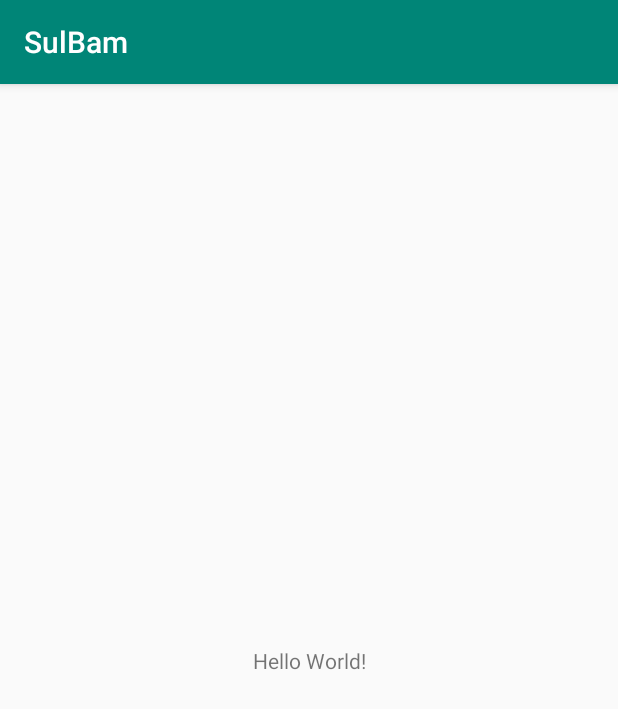
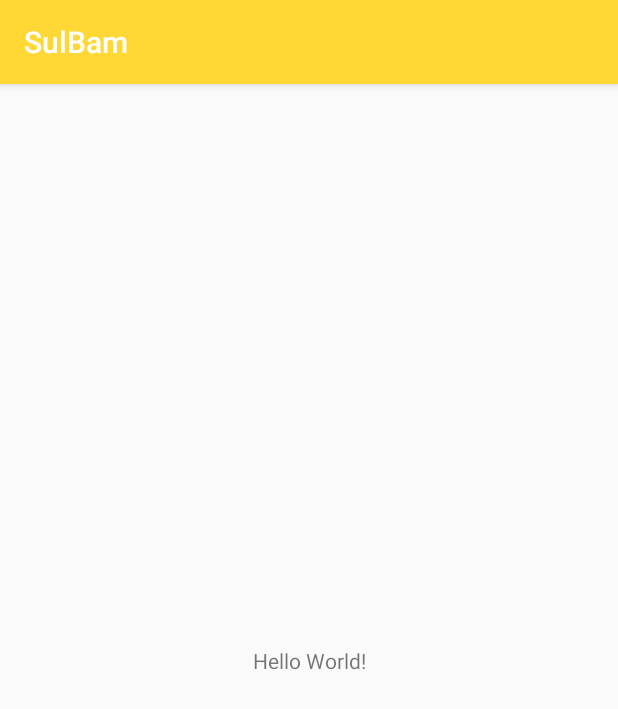
Before and after one commit to Sagittta/SulBam, an Android app: the screen it shows after launch (MainActivity), on a phone screen of 412 x 824 dp. Shown: the top 709 px of the screen. Run offline under Robolectric (Android 15) with nearby library versions, the phone set to English and light mode, and no system bars.

Commit message:
color change

```diff
--- a/app/src/main/res/values/colors.xml
+++ b/app/src/main/res/values/colors.xml
@@ -1,6 +1,13 @@
 <?xml version="1.0" encoding="utf-8"?>
 <resources>
-    <color name="colorPrimary">#008577</color>
-    <color name="colorPrimaryDark">#00574B</color>
-    <color name="colorAccent">#D81B60</color>
+    <color name="colorPrimary">#FFD836</color>
+    <color name="colorPrimaryDark">#3D1458</color>
+    <color name="colorAccent">#F04F4D</color>
+
+    <color name="colorP">#920783</color>
+    <color name="colorB">#311E72</color>
+    <color name="colorDP">#490A3D</color>
+
+    <color name="grad1">#13003A</color>
+    <color name="grad2">#3A1458</color>
 </resources>
```
